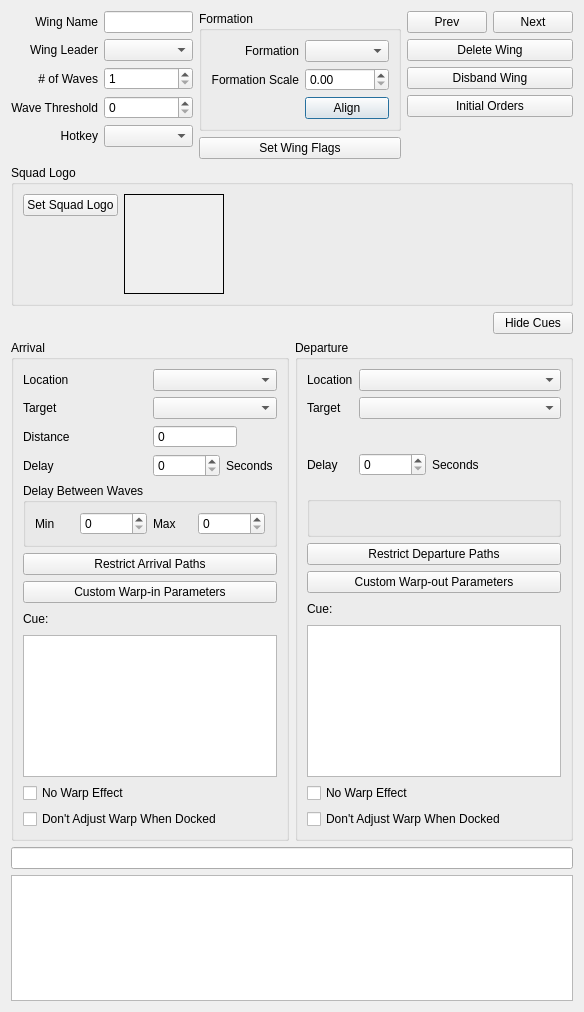
The window that qtfred/ui/WingEditorDialog.ui (scp-fs2open/fs2open.github.com) describes before a commit, drawn with Qt 5.
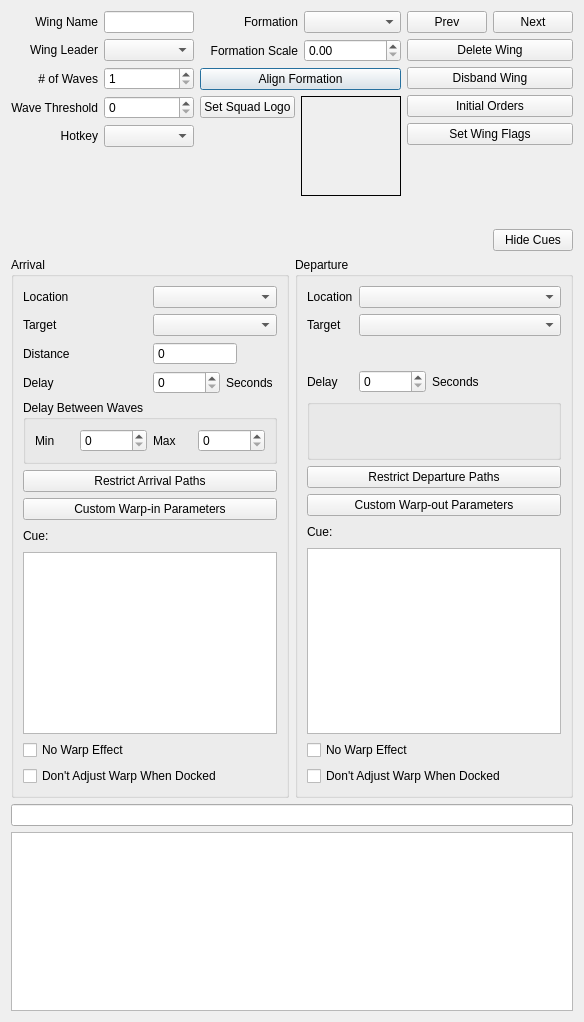
The same window after the commit. Custom widgets are drawn as their Qt base class.

Commit message: flags and path masks plus some cleanup

What changed in the file:
```diff
--- a/qtfred/ui/WingEditorDialog.ui
+++ b/qtfred/ui/WingEditorDialog.ui
@@ -7,7 +7,7 @@
     <x>0</x>
     <y>0</y>
     <width>584</width>
-    <height>1012</height>
+    <height>1022</height>
    </rect>
   </property>
   <property name="sizePolicy">
@@ -141,20 +141,8 @@
         </layout>
        </item>
        <item>
-        <layout class="QVBoxLayout" name="middleColumn" stretch="0,0,0">
+        <layout class="QVBoxLayout" name="middleColumn" stretch="0,0,0,0">
          <item>
-          <widget class="QGroupBox" name="formationGroupBox">
-           <property name="sizePolicy">
-            <sizepolicy hsizetype="Preferred" vsizetype="Preferred">
-             <horstretch>0</horstretch>
-             <verstretch>0</verstretch>
-            </sizepolicy>
-           </property>
-           <property name="title">
-            <string>Formation</string>
-           </property>
-           <layout class="QGridLayout" name="gridLayout_4">
-            <item row="0" column="0">
              <layout class="QGridLayout" name="middleOptionsGrid">
               <property name="verticalSpacing">
                <number>6</number>
@@ -199,27 +187,95 @@
                 </property>
                </widget>
               </item>
-              <item row="4" column="1">
+          </layout>
+         </item>
+         <item>
                <widget class="QPushButton" name="alignFormationButton">
                 <property name="text">
-                 <string>Align</string>
+            <string>Align Formation</string>
                 </property>
                </widget>
               </item>
-             </layout>
-            </item>
-           </layout>
-          </widget>
-         </item>
          <item>
-          <widget class="QPushButton" name="wingFlagsButton">
+          <layout class="QHBoxLayout" name="horizontalLayout_3">
+           <item>
+            <layout class="QVBoxLayout" name="squadLogoControls">
+             <property name="spacing">
+              <number>6</number>
+             </property>
+             <item>
+              <widget class="QPushButton" name="setSquadLogoButton">
            <property name="toolTip">
-            <string>&lt;html&gt;&lt;head/&gt;&lt;body&gt;&lt;p&gt;Changes ship's textures&lt;/p&gt;&lt;/body&gt;&lt;/html&gt;</string>
+                <string>&lt;html&gt;&lt;head/&gt;&lt;body&gt;&lt;p&gt;Set ship's flags (Add special Features)&lt;/p&gt;&lt;/body&gt;&lt;/html&gt;</string>
            </property>
            <property name="text">
-            <string>Set Wing Flags</string>
-           </property>
-          </widget>
+                <string>Set Squad Logo</string>
+               </property>
+              </widget>
+             </item>
+             <item>
+              <widget class="QLabel" name="squadLogoFile">
+               <property name="text">
+                <string>&lt;none&gt;</string>
+               </property>
+               <property name="alignment">
+                <set>Qt::AlignCenter</set>
+               </property>
+              </widget>
+             </item>
+             <item>
+              <spacer name="verticalSpacer_3">
+               <property name="orientation">
+                <enum>Qt::Vertical</enum>
+               </property>
+               <property name="sizeHint" stdset="0">
+                <size>
+                 <width>20</width>
+                 <height>40</height>
+                </size>
+               </property>
+              </spacer>
+             </item>
+            </layout>
+           </item>
+           <item>
+            <widget class="QLabel" name="squadLogoImage">
+             <property name="sizePolicy">
+              <sizepolicy hsizetype="Fixed" vsizetype="Fixed">
+               <horstretch>0</horstretch>
+               <verstretch>0</verstretch>
+              </sizepolicy>
+             </property>
+             <property name="minimumSize">
+              <size>
+               <width>100</width>
+               <height>100</height>
+              </size>
+             </property>
+             <property name="maximumSize">
+              <size>
+               <width>100</width>
+               <height>100</height>
+              </size>
+             </property>
+             <property name="autoFillBackground">
+              <bool>true</bool>
+             </property>
+             <property name="frameShape">
+              <enum>QFrame::Box</enum>
+             </property>
+             <property name="frameShadow">
+              <enum>QFrame::Plain</enum>
+             </property>
+             <property name="text">
+              <string>&lt;none&gt;</string>
+             </property>
+             <property name="alignment">
+              <set>Qt::AlignCenter</set>
+             </property>
+            </widget>
+           </item>
+          </layout>
          </item>
          <item>
           <spacer name="verticalSpacer">
@@ -244,30 +300,6 @@
          <property name="horizontalSpacing">
           <number>0</number>
          </property>
-         <item row="3" column="0">
-          <widget class="QPushButton" name="initialOrdersButton">
-           <property name="toolTip">
-            <string>&lt;html&gt;&lt;head/&gt;&lt;body&gt;&lt;p&gt;Give orders to the ship&lt;/p&gt;&lt;/body&gt;&lt;/html&gt;</string>
-           </property>
-           <property name="text">
-            <string>Initial Orders</string>
-           </property>
-          </widget>
-         </item>
-         <item row="1" column="0">
-          <widget class="QPushButton" name="deleteWingButton">
-           <property name="text">
-            <string>Delete Wing</string>
-           </property>
-          </widget>
-         </item>
-         <item row="2" column="0">
-          <widget class="QPushButton" name="disbandWingButton">
-           <property name="text">
-            <string>Disband Wing</string>
-           </property>
-          </widget>
-         </item>
          <item row="0" column="0">
           <layout class="QHBoxLayout" name="directionalBtnLayout">
            <property name="spacing">
@@ -313,7 +345,7 @@
            </item>
           </layout>
          </item>
-         <item row="4" column="0">
+         <item row="5" column="0">
           <spacer name="verticalSpacer_2">
            <property name="orientation">
             <enum>Qt::Vertical</enum>
@@ -326,111 +358,43 @@
            </property>
           </spacer>
          </item>
-        </layout>
-       </item>
-      </layout>
-     </item>
-     <item>
-      <widget class="QGroupBox" name="squadLogoGroupBox">
-       <property name="title">
-        <string>Squad Logo</string>
-       </property>
-       <layout class="QGridLayout" name="gridLayout_3">
-        <property name="horizontalSpacing">
-         <number>6</number>
-        </property>
-        <item row="0" column="2">
-         <widget class="QLabel" name="squadLogoImage">
-          <property name="sizePolicy">
-           <sizepolicy hsizetype="Fixed" vsizetype="Fixed">
-            <horstretch>0</horstretch>
-            <verstretch>0</verstretch>
-           </sizepolicy>
-          </property>
-          <property name="minimumSize">
-           <size>
-            <width>100</width>
-            <height>100</height>
-           </size>
-          </property>
-          <property name="maximumSize">
-           <size>
-            <width>100</width>
-            <height>100</height>
-           </size>
-          </property>
-          <property name="autoFillBackground">
-           <bool>true</bool>
-          </property>
-          <property name="frameShape">
-           <enum>QFrame::Box</enum>
-          </property>
-          <property name="frameShadow">
-           <enum>QFrame::Plain</enum>
-          </property>
+         <item row="2" column="0">
+          <widget class="QPushButton" name="disbandWingButton">
           <property name="text">
-           <string>&lt;none&gt;</string>
-          </property>
-          <property name="alignment">
-           <set>Qt::AlignCenter</set>
-          </property>
-         </widget>
-        </item>
-        <item row="0" column="3">
-         <spacer name="horizontalSpacer_3">
-          <property name="orientation">
-           <enum>Qt::Horizontal</enum>
-          </property>
-          <property name="sizeHint" stdset="0">
-           <size>
-            <width>40</width>
-            <height>20</height>
-           </size>
-          </property>
-         </spacer>
-        </item>
-        <item row="0" column="0">
-         <layout class="QVBoxLayout" name="squadLogoControls">
-          <property name="spacing">
-           <number>6</number>
-          </property>
-          <item>
-           <widget class="QPushButton" name="setSquadLogoButton">
+            <string>Disband Wing</string>
+           </property>
+          </widget>
+         </item>
+         <item row="3" column="0">
+          <widget class="QPushButton" name="initialOrdersButton">
             <property name="toolTip">
-             <string>&lt;html&gt;&lt;head/&gt;&lt;body&gt;&lt;p&gt;Set ship's flags (Add special Features)&lt;/p&gt;&lt;/body&gt;&lt;/html&gt;</string>
+            <string>&lt;html&gt;&lt;head/&gt;&lt;body&gt;&lt;p&gt;Give orders to the ship&lt;/p&gt;&lt;/body&gt;&lt;/html&gt;</string>
             </property>
             <property name="text">
-             <string>Set Squad Logo</string>
+            <string>Initial Orders</string>
             </property>
            </widget>
           </item>
-          <item>
-           <widget class="QLabel" name="squadLogoFile">
+         <item row="1" column="0">
+          <widget class="QPushButton" name="deleteWingButton">
             <property name="text">
-             <string>&lt;none&gt;</string>
-            </property>
-            <property name="alignment">
-             <set>Qt::AlignCenter</set>
-            </property>
-           </widget>
-          </item>
-          <item>
-           <spacer name="verticalSpacer_3">
-            <property name="orientation">
-             <enum>Qt::Vertical</enum>
-            </property>
-            <property name="sizeHint" stdset="0">
-             <size>
-              <width>20</width>
-              <height>40</height>
-             </size>
-            </property>
-           </spacer>
+            <string>Delete Wing</string>
+           </property>
+          </widget>
+         </item>
+         <item row="4" column="0">
+          <widget class="QPushButton" name="wingFlagsButton">
+           <property name="toolTip">
+            <string>&lt;html&gt;&lt;head/&gt;&lt;body&gt;&lt;p&gt;Changes ship's textures&lt;/p&gt;&lt;/body&gt;&lt;/html&gt;</string>
+           </property>
+           <property name="text">
+            <string>Set Wing Flags</string>
+           </property>
+          </widget>
           </item>
          </layout>
         </item>
        </layout>
-      </widget>
      </item>
      <item>
       <layout class="QHBoxLayout" name="buttons">
@@ -782,7 +746,7 @@
           <item>
            <widget class="QGroupBox" name="fillerGroupBox">
             <property name="title">
-             <string> </string>
+             <string/>
             </property>
             <property name="flat">
              <bool>false</bool>
```
Lines whose indentation alone changed are shown as unchanged. The commit also changes 9 other files.
